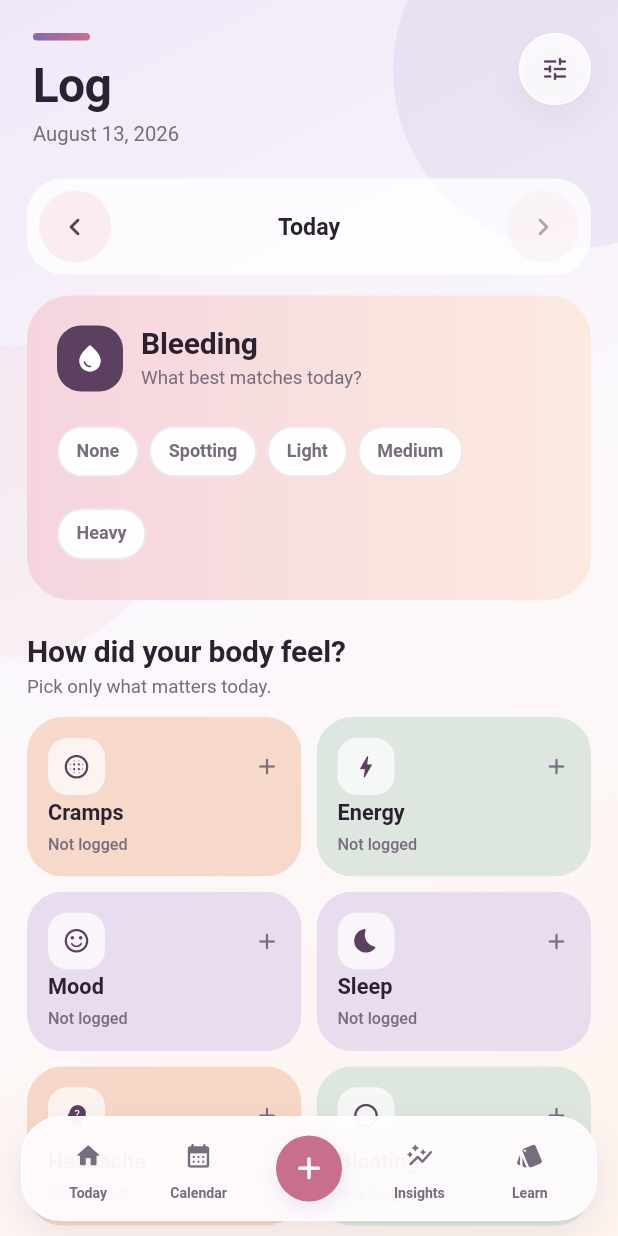
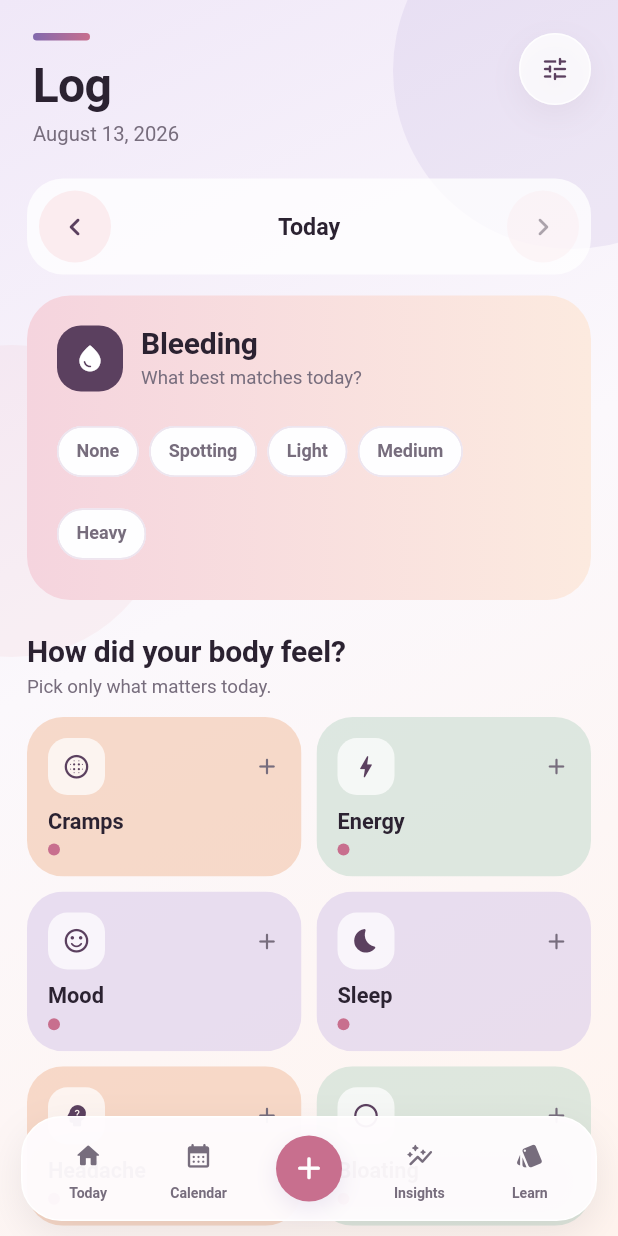
Before and after one commit to sidwiskers/nyla, a Flutter app: the screen it shows after launch, item 3 of the bottom bar chosen, on a phone screen of 412 x 824 dp. Run offline on Flutter 3.47's test engine with Material 3 defaults, Android fonts, the phone set to English and light mode, and no system bars; our stand-ins replace drift, flutter_local_notifications, flutter_riverpod, flutter_secure_storage, flutter_timezone, go_router and 4 more; missing offline and left inert: cryptography, mobile_scanner; accounts and stored records are empty; generated files the repository leaves out were written again; Roboto replaces fonts that are missing (sans-serif-rounded).

Commit message:
Replace overflowing log status text with compact indicators

```diff
--- a/apps/mobile/lib/features/log/log_screen.dart
+++ b/apps/mobile/lib/features/log/log_screen.dart
@@ -450,6 +450,8 @@ class _FlowCard extends StatelessWidget {
 class _LogTile extends StatelessWidget {
   const _LogTile({required this.definition, required this.summary, required this.onTap});
 
+  static const _loggedGreen = Color(0xFF6F9B82);
+
   final LogDefinition definition;
   final String? summary;
   final VoidCallback onTap;
@@ -457,7 +459,11 @@ class _LogTile extends StatelessWidget {
   @override
   Widget build(BuildContext context) {
     final active = summary != null;
-    return Material(
+    return Semantics(
+      button: true,
+      label: '${definition.label}, ${summary ?? 'not logged'}',
+      excludeSemantics: true,
+      child: Material(
         color: Colors.transparent,
         child: InkWell(
           onTap: onTap,
@@ -497,18 +503,37 @@ class _LogTile extends StatelessWidget {
                   overflow: TextOverflow.ellipsis,
                   style: const TextStyle(color: NylaColors.ink, fontWeight: FontWeight.w700, fontSize: 14.5),
                 ),
-              const SizedBox(height: 3),
-              Text(
-                summary ?? 'Not logged',
+                const SizedBox(height: 5),
+                Row(
+                  children: [
+                    Container(
+                      width: 8,
+                      height: 8,
+                      decoration: BoxDecoration(
+                        color: active ? _loggedGreen : NylaColors.rose,
+                        shape: BoxShape.circle,
+                      ),
+                    ),
+                    if (active) ...[
+                      const SizedBox(width: 6),
+                      Expanded(
+                        child: Text(
+                          summary!,
                           maxLines: 1,
                           overflow: TextOverflow.ellipsis,
                           style: Theme.of(context).textTheme.bodyMedium?.copyWith(
                                 fontSize: 10.8,
-                      color: active ? NylaColors.wine : NylaColors.mutedInk,
-                      fontWeight: active ? FontWeight.w700 : FontWeight.w500,
+                                color: NylaColors.wine,
+                                fontWeight: FontWeight.w700,
+                                height: 1.1,
+                              ),
                         ),
                       ),
                     ],
+                  ],
+                ),
+              ],
+            ),
           ),
         ),
       ),
```
Lines whose indentation alone changed are shown as unchanged.
